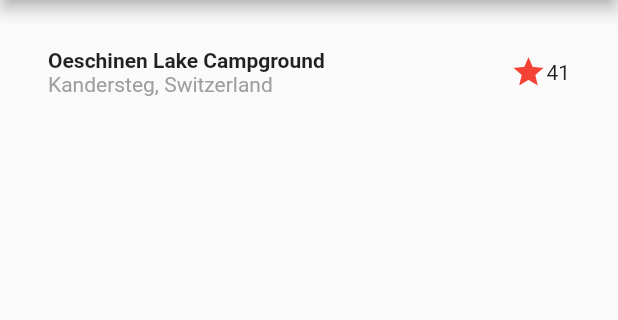
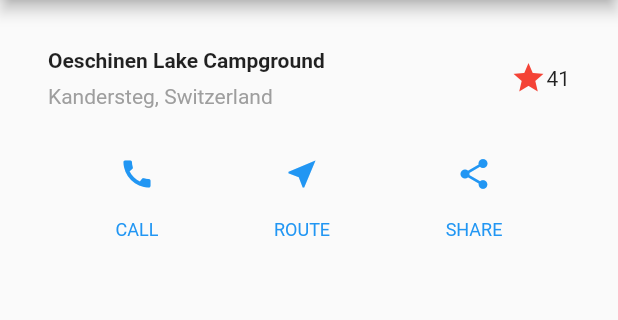
Before and after one commit to worapong-it/hello-building-layout-and-interactivity, a Flutter app: the screen it shows after launch, on a phone screen of 412 x 824 dp, the part 84-404 px from its top. Run offline on Flutter 3.47's test engine with Material 2 defaults, Android fonts, the phone set to English and light mode, and no system bars.

Commit message:
feat: add button section (icon: call, route, share)

```diff
--- a/lib/main.dart
+++ b/lib/main.dart
@@ -24,8 +24,7 @@
               crossAxisAlignment: CrossAxisAlignment.start,
               children: [
                 Container(
-                  // padding: const EdgeInsets.only(bottom: 8),
-                  padding: const EdgeInsets.only(bottom: 0),
+                  padding: const EdgeInsets.only(bottom: 8),
                   child: const Text(
                     'Oeschinen Lake Campground',
                     style: TextStyle(fontWeight: FontWeight.bold),
@@ -49,6 +48,18 @@
       ),
     );
 
+    // --- button section --- //
+    Color color = Theme.of(context).primaryColor;
+
+    Widget buttonSection = Row(
+      mainAxisAlignment: MainAxisAlignment.spaceEvenly,
+      children: [
+        _buildButtonColumn(color, Icons.call, 'CALL'),
+        _buildButtonColumn(color, Icons.near_me, 'ROUTE'),
+        _buildButtonColumn(color, Icons.share, 'SHARE'),
+      ],
+    );
+
     // --- return in build() --- //
     return MaterialApp(
       title: 'Flutter layout demo',
@@ -59,9 +70,32 @@
         body: Column(
           children: [
             titleSection,
+            buttonSection,
           ],
         ),
       ),
     );
   }
+
+  Widget _buildButtonColumn(Color color, IconData icon, String label) {
+    return Column(
+      mainAxisSize: MainAxisSize.min,
+      mainAxisAlignment: MainAxisAlignment.center,
+      children: [
+        Icon(icon, color: color),
+        const SizedBox(height: 10),
+        Container(
+          margin: const EdgeInsets.only(top: 8),
+          child: Text(
+            label,
+            style: TextStyle(
+              fontSize: 12,
+              fontWeight: FontWeight.w400,
+              color: color,
+            ),
+          ),
+        )
+      ],
+    );
+  }
 }
```
